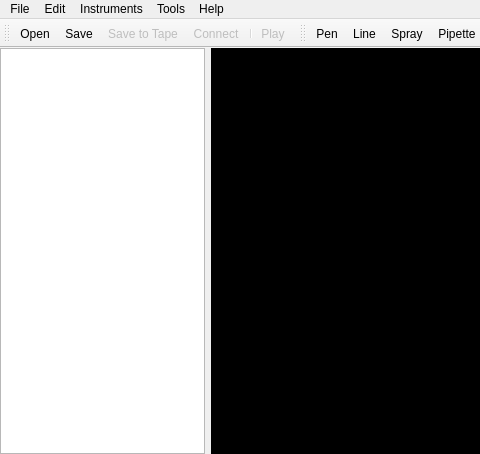
This is PatternPaint/mainwindow.ui in a-pavlov/PatternPaint as Qt 5 draws it before an edit; both pictures show x 0 to 480 and y 0 to 454 of the 880 by 454 pixel window. The edited form follows.
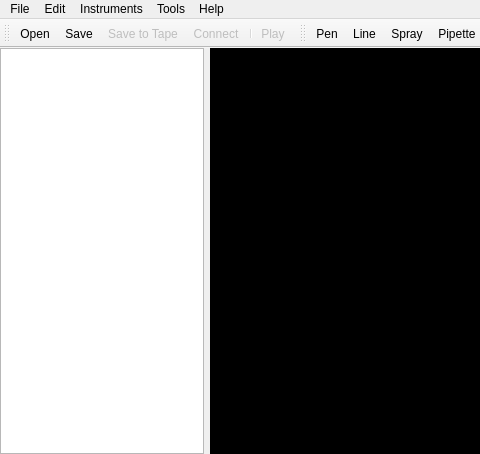
This is the edited form. Icons and pictures are not drawn. Custom widgets are drawn as their Qt base class.

The edit to the form file:
```diff
--- a/PatternPaint/mainwindow.ui
+++ b/PatternPaint/mainwindow.ui
@@ -178,9 +178,15 @@
           <verstretch>0</verstretch>
          </sizepolicy>
         </property>
+        <property name="minimumSize">
+         <size>
+          <width>200</width>
+          <height>0</height>
+         </size>
+        </property>
         <property name="maximumSize">
          <size>
-          <width>205</width>
+          <width>204</width>
           <height>16777215</height>
          </size>
         </property>
```
